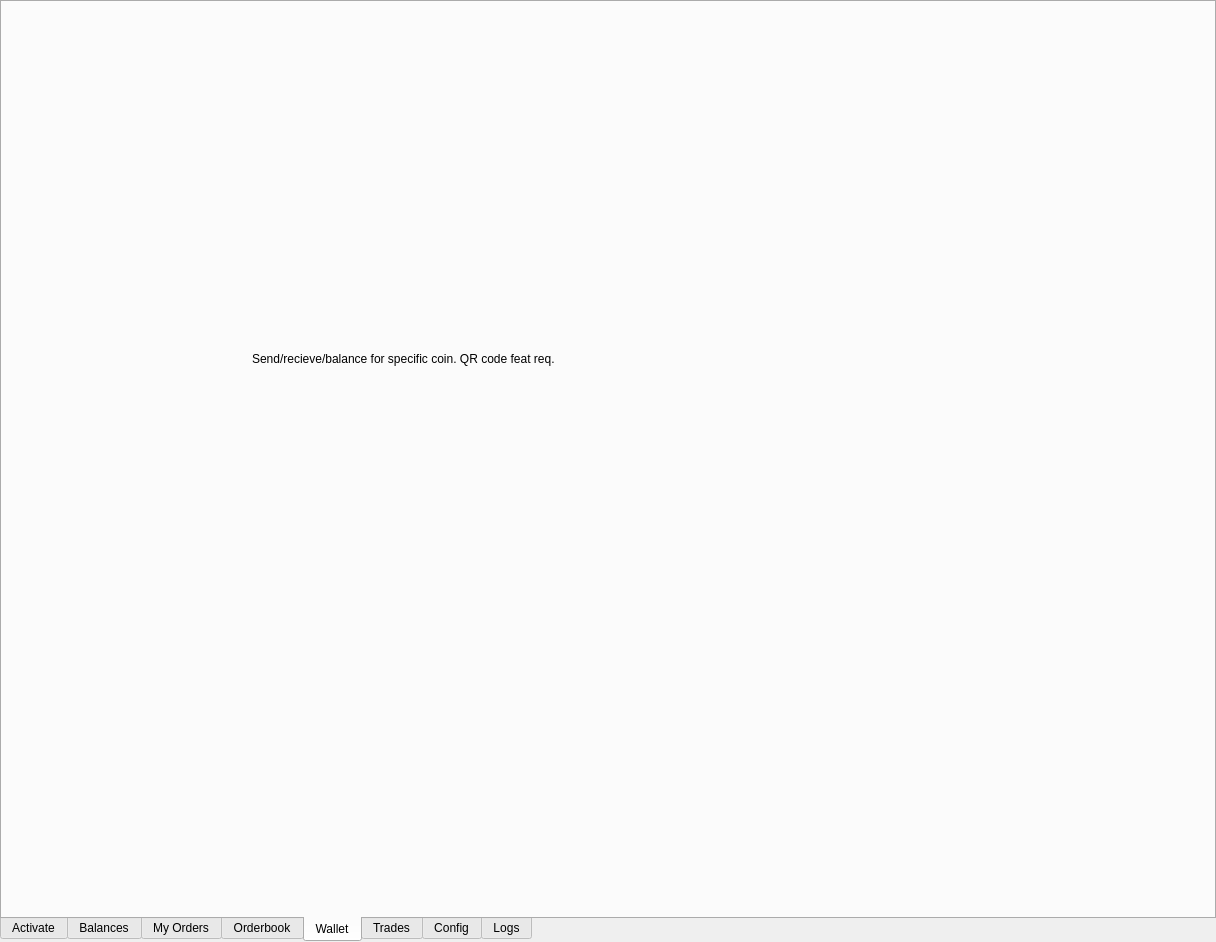
First picture: the form in ui/gui_template.ui, repository smk762/mmbot_qt, before the edit.
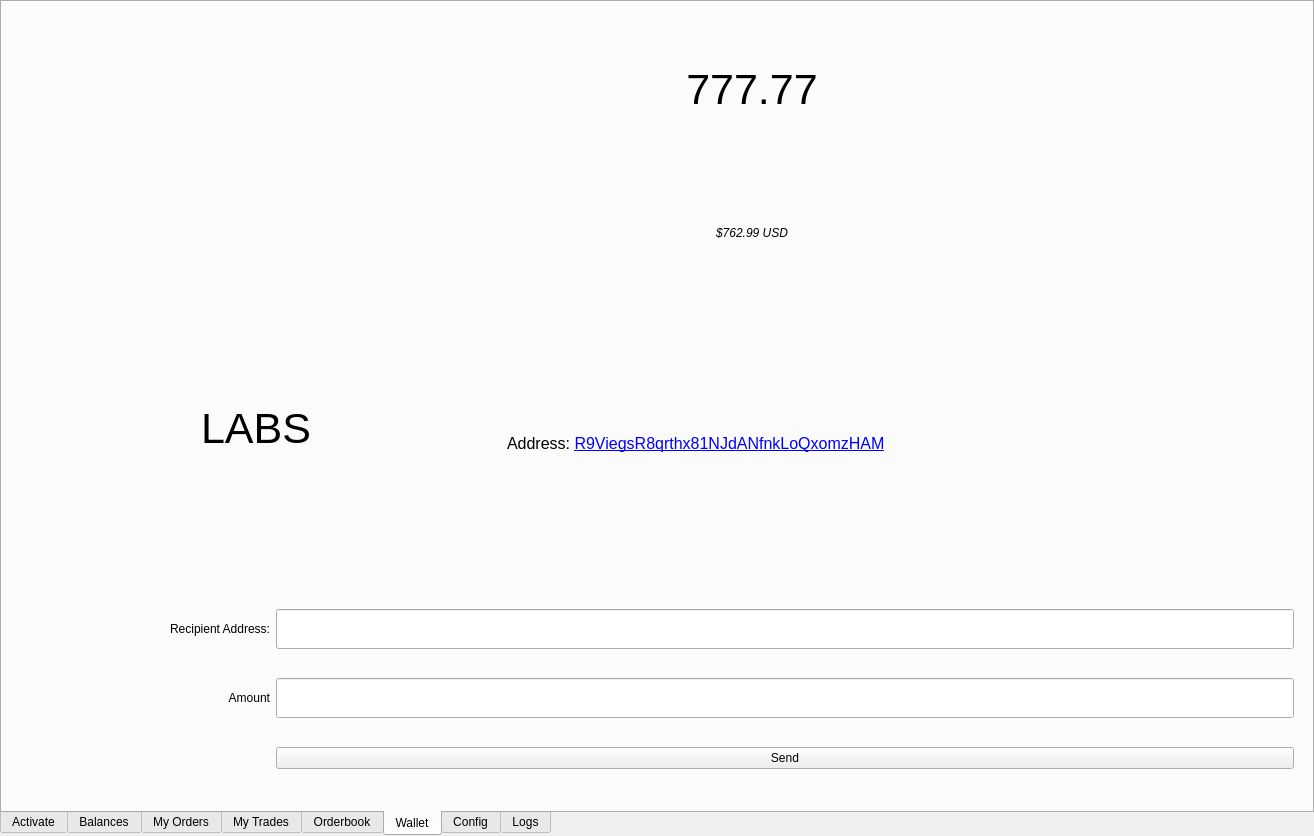
Second picture: the form after the edit. The open tabs and pages were chosen to show the change. Icons and pictures are not drawn.

Diff of the .ui file:
```diff
--- a/ui/gui_template.ui
+++ b/ui/gui_template.ui
@@ -6,8 +6,8 @@
    <rect>
     <x>0</x>
     <y>0</y>
-    <width>1216</width>
-    <height>942</height>
+    <width>1314</width>
+    <height>836</height>
    </rect>
   </property>
   <property name="sizePolicy">
@@ -16,6 +16,18 @@
     <verstretch>0</verstretch>
    </sizepolicy>
   </property>
+  <property name="minimumSize">
+   <size>
+    <width>0</width>
+    <height>300</height>
+   </size>
+  </property>
+  <property name="maximumSize">
+   <size>
+    <width>16777215</width>
+    <height>836</height>
+   </size>
+  </property>
   <property name="windowTitle">
    <string>TabWidget</string>
   </property>
@@ -1293,6 +1305,37 @@
     </property>
    </widget>
   </widget>
+  <widget class="QWidget" name="tab_mytrades">
+   <attribute name="title">
+    <string>My Trades</string>
+   </attribute>
+   <widget class="QLabel" name="label_7">
+    <property name="geometry">
+     <rect>
+      <x>270</x>
+      <y>360</y>
+      <width>661</width>
+      <height>34</height>
+     </rect>
+    </property>
+    <property name="text">
+     <string>Trade history table. Filter, sort, export to csv</string>
+    </property>
+   </widget>
+   <widget class="QLabel" name="label_8">
+    <property name="geometry">
+     <rect>
+      <x>208</x>
+      <y>440</y>
+      <width>841</width>
+      <height>34</height>
+     </rect>
+    </property>
+    <property name="text">
+     <string>Show status of pending swaps, and reason for failed swaps.</string>
+    </property>
+   </widget>
+  </widget>
   <widget class="QWidget" name="tab_orderbook">
    <attribute name="title">
     <string>Orderbook</string>
@@ -1341,50 +1384,246 @@
    <attribute name="title">
     <string>Wallet</string>
    </attribute>
+   <layout class="QGridLayout" name="gridLayout_5">
+    <item row="0" column="0" rowspan="2">
+     <widget class="QFrame" name="frame_7">
+      <property name="minimumSize">
+       <size>
+        <width>0</width>
+        <height>560</height>
+       </size>
+      </property>
+      <property name="maximumSize">
+       <size>
+        <width>16777215</width>
+        <height>560</height>
+       </size>
+      </property>
+      <property name="frameShape">
+       <enum>QFrame::NoFrame</enum>
+      </property>
+      <property name="frameShadow">
+       <enum>QFrame::Raised</enum>
+      </property>
+      <layout class="QVBoxLayout" name="verticalLayout_3">
+       <item>
+        <widget class="QLabel" name="label_10">
+         <property name="text">
+          <string>&lt;html&gt;&lt;head/&gt;&lt;body&gt;&lt;p&gt;&lt;img src=&quot;:/coins/LABS_wallet.png&quot;/&gt;&lt;/p&gt;&lt;/body&gt;&lt;/html&gt;</string>
+         </property>
+        </widget>
+       </item>
+       <item>
    <widget class="QLabel" name="label_6">
-    <property name="geometry">
-     <rect>
-      <x>250</x>
-      <y>340</y>
-      <width>751</width>
-      <height>34</height>
-     </rect>
+         <property name="font">
+          <font>
+           <pointsize>32</pointsize>
+          </font>
     </property>
     <property name="text">
-     <string>Send/recieve/balance for specific coin. QR code feat req.</string>
-    </property>
-   </widget>
-  </widget>
-  <widget class="QWidget" name="tab_trades">
-   <attribute name="title">
-    <string>Trades</string>
-   </attribute>
-   <widget class="QLabel" name="label_7">
-    <property name="geometry">
-     <rect>
-      <x>270</x>
-      <y>360</y>
-      <width>661</width>
-      <height>34</height>
-     </rect>
-    </property>
+          <string>LABS</string>
+         </property>
+         <property name="alignment">
+          <set>Qt::AlignCenter</set>
+         </property>
+        </widget>
+       </item>
+      </layout>
+     </widget>
+    </item>
+    <item row="0" column="1">
+     <widget class="QFrame" name="frame_6">
+      <property name="minimumSize">
+       <size>
+        <width>0</width>
+        <height>300</height>
+       </size>
+      </property>
+      <property name="maximumSize">
+       <size>
+        <width>16777215</width>
+        <height>300</height>
+       </size>
+      </property>
+      <property name="frameShape">
+       <enum>QFrame::NoFrame</enum>
+      </property>
+      <property name="frameShadow">
+       <enum>QFrame::Raised</enum>
+      </property>
+      <layout class="QVBoxLayout" name="verticalLayout_2">
+       <item>
+        <widget class="QLabel" name="label_39">
+         <property name="font">
+          <font>
+           <pointsize>32</pointsize>
+          </font>
+         </property>
     <property name="text">
-     <string>Trade history table. Filter, sort, export to csv</string>
-    </property>
-   </widget>
-   <widget class="QLabel" name="label_8">
-    <property name="geometry">
-     <rect>
-      <x>208</x>
-      <y>440</y>
-      <width>841</width>
-      <height>34</height>
-     </rect>
+          <string>777.77</string>
+         </property>
+         <property name="alignment">
+          <set>Qt::AlignCenter</set>
+         </property>
+        </widget>
+       </item>
+       <item>
+        <widget class="QLabel" name="label_43">
+         <property name="font">
+          <font>
+           <italic>true</italic>
+          </font>
     </property>
     <property name="text">
-     <string>Show status of pending swaps, and reason for failed swaps.</string>
-    </property>
-   </widget>
+          <string>$762.99 USD</string>
+         </property>
+         <property name="alignment">
+          <set>Qt::AlignCenter</set>
+         </property>
+        </widget>
+       </item>
+      </layout>
+     </widget>
+    </item>
+    <item row="0" column="2">
+     <widget class="QLabel" name="label_40">
+      <property name="minimumSize">
+       <size>
+        <width>300</width>
+        <height>300</height>
+       </size>
+      </property>
+      <property name="maximumSize">
+       <size>
+        <width>300</width>
+        <height>300</height>
+       </size>
+      </property>
+      <property name="text">
+       <string>&lt;html&gt;&lt;head/&gt;&lt;body&gt;&lt;p&gt;&lt;img src=&quot;:/coins/qr_300.png&quot;/&gt;&lt;/p&gt;&lt;/body&gt;&lt;/html&gt;</string>
+      </property>
+     </widget>
+    </item>
+    <item row="1" column="1" colspan="2">
+     <widget class="QLabel" name="label_35">
+      <property name="font">
+       <font>
+        <pointsize>12</pointsize>
+       </font>
+      </property>
+      <property name="text">
+       <string>&lt;html&gt;&lt;head/&gt;&lt;body&gt;&lt;p&gt; Address: &lt;a href=&quot;https://labs.explorer.dexstats.info/address/R9ViegsR8qrthx81NJdANfnkLoQxomzHAM&quot;&gt;&lt;span style=&quot; text-decoration: underline; color:#0000ff;&quot;&gt;R9ViegsR8qrthx81NJdANfnkLoQxomzHAM&lt;/span&gt;&lt;/a&gt;&lt;/p&gt;&lt;/body&gt;&lt;/html&gt;</string>
+      </property>
+     </widget>
+    </item>
+    <item row="2" column="0" colspan="3">
+     <widget class="QFrame" name="frame_5">
+      <property name="frameShape">
+       <enum>QFrame::NoFrame</enum>
+      </property>
+      <property name="frameShadow">
+       <enum>QFrame::Raised</enum>
+      </property>
+      <layout class="QFormLayout" name="formLayout_2">
+       <item row="0" column="0">
+        <widget class="QLabel" name="label_41">
+         <property name="minimumSize">
+          <size>
+           <width>250</width>
+           <height>40</height>
+          </size>
+         </property>
+         <property name="maximumSize">
+          <size>
+           <width>250</width>
+           <height>40</height>
+          </size>
+         </property>
+         <property name="text">
+          <string>Recipient Address:</string>
+         </property>
+         <property name="alignment">
+          <set>Qt::AlignRight|Qt::AlignTrailing|Qt::AlignVCenter</set>
+         </property>
+        </widget>
+       </item>
+       <item row="0" column="1">
+        <widget class="QLineEdit" name="lineEdit_9">
+         <property name="sizePolicy">
+          <sizepolicy hsizetype="Expanding" vsizetype="MinimumExpanding">
+           <horstretch>0</horstretch>
+           <verstretch>0</verstretch>
+          </sizepolicy>
+         </property>
+         <property name="minimumSize">
+          <size>
+           <width>650</width>
+           <height>40</height>
+          </size>
+         </property>
+         <property name="maximumSize">
+          <size>
+           <width>16777215</width>
+           <height>16777215</height>
+          </size>
+         </property>
+        </widget>
+       </item>
+       <item row="1" column="0">
+        <widget class="QLabel" name="label_42">
+         <property name="minimumSize">
+          <size>
+           <width>250</width>
+           <height>40</height>
+          </size>
+         </property>
+         <property name="maximumSize">
+          <size>
+           <width>250</width>
+           <height>40</height>
+          </size>
+         </property>
+         <property name="text">
+          <string>Amount</string>
+         </property>
+         <property name="alignment">
+          <set>Qt::AlignRight|Qt::AlignTrailing|Qt::AlignVCenter</set>
+         </property>
+        </widget>
+       </item>
+       <item row="1" column="1">
+        <widget class="QLineEdit" name="lineEdit_8">
+         <property name="sizePolicy">
+          <sizepolicy hsizetype="Expanding" vsizetype="MinimumExpanding">
+           <horstretch>0</horstretch>
+           <verstretch>0</verstretch>
+          </sizepolicy>
+         </property>
+         <property name="minimumSize">
+          <size>
+           <width>650</width>
+           <height>40</height>
+          </size>
+         </property>
+         <property name="maximumSize">
+          <size>
+           <width>16777215</width>
+           <height>16777215</height>
+          </size>
+         </property>
+        </widget>
+       </item>
+       <item row="2" column="1">
+        <widget class="QPushButton" name="pushButton_4">
+         <property name="text">
+          <string>Send</string>
+         </property>
+        </widget>
+       </item>
+      </layout>
+     </widget>
+    </item>
+   </layout>
   </widget>
   <widget class="QWidget" name="tab_config">
    <attribute name="title">
```
Left out of the diff: 210 changed lines with no effect on the pictures. Lines whose indentation alone changed are shown as unchanged.
